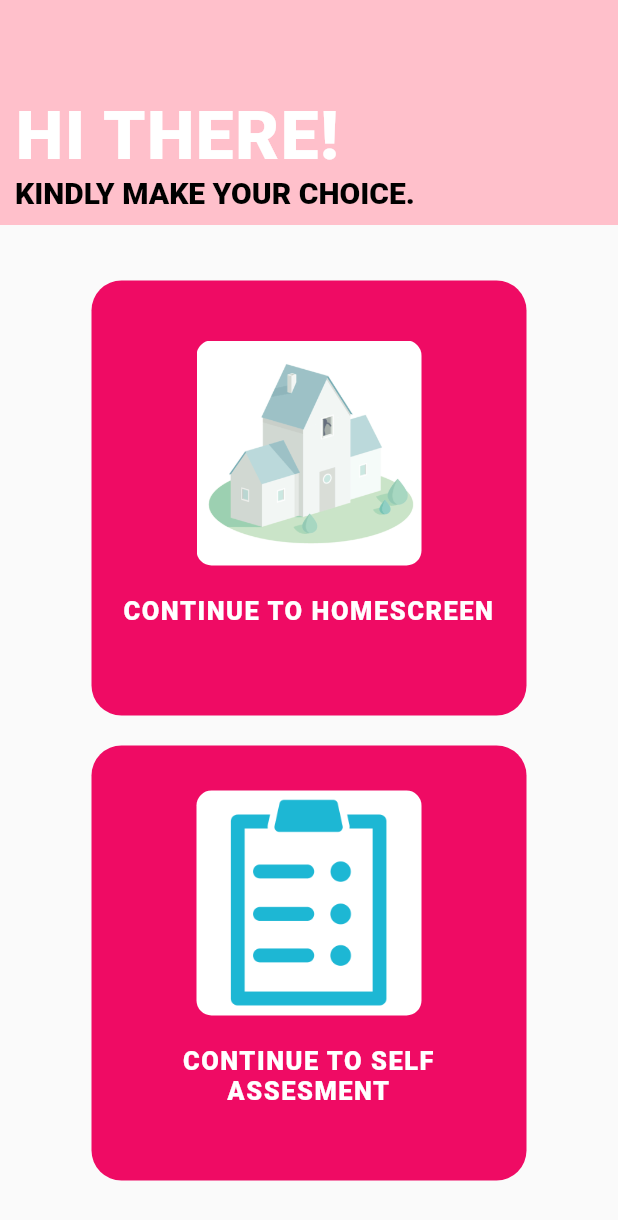
After one commit to Shanu1515/Codeloop-Adira, a Flutter app: the Choices screen opened directly, on a phone screen of 412 x 824 dp. The commit adds this screen. Shown: the top 1220 px of the screen. Run offline on Flutter 3.47's test engine with Material 2 defaults, Android fonts, the phone set to English and light mode, and no system bars; our stand-ins replace bubble, firebase_auth, hexcolor, page_transition; accounts and stored records are empty; project files that could hold a hidden picture were left out.

Commit message:
Major UI changes

```diff
--- /dev/null
+++ b/lib/Choices.dart
@@ -0,0 +1,147 @@
+import 'package:flutter/material.dart';
+import 'package:hackathon2/messages.dart';
+import 'package:page_transition/page_transition.dart';
+
+class Choices extends StatefulWidget {
+  @override
+  _ChoicesState createState() => _ChoicesState();
+}
+
+class _ChoicesState extends State<Choices> {
+  @override
+  Widget build(BuildContext context) {
+    return Scaffold(
+      body: Column(
+        children: [
+          Container(
+            width: 500,
+            height: 150,
+            color: Color(0xFFFFC0CB),
+            child: Column(
+              mainAxisAlignment: MainAxisAlignment.end,
+              crossAxisAlignment: CrossAxisAlignment.start,
+              children: [
+                Padding(
+                  padding: const EdgeInsets.fromLTRB(10, 0, 0, 10),
+                  child: Column(
+                    mainAxisAlignment: MainAxisAlignment.start,
+                    crossAxisAlignment: CrossAxisAlignment.start,
+                    children: [
+                      Text(
+                        "HI THERE!",
+                        style: TextStyle(
+                            color: Colors.white,
+                            fontSize: 45,
+                            fontWeight: FontWeight.w900,
+                            letterSpacing: 1),
+                      ),
+                      Text(
+                        "KINDLY MAKE YOUR CHOICE.",
+                        style: TextStyle(
+                            color: Colors.black,
+                            fontWeight: FontWeight.w900,
+                            fontSize: 20),
+                      ),
+                    ],
+                  ),
+                ),
+              ],
+            ),
+          ),
+          Expanded(
+            child: Column(
+              mainAxisAlignment: MainAxisAlignment.center,
+              crossAxisAlignment: CrossAxisAlignment.center,
+              children: [
+                Container(
+                  width: 290,
+                  height: 290,
+                  decoration: BoxDecoration(
+                      color: Color(0xFFEF0B64),
+                      borderRadius: BorderRadius.all(Radius.circular(20))),
+                  child: Column(
+                    mainAxisAlignment: MainAxisAlignment.center,
+                    crossAxisAlignment: CrossAxisAlignment.center,
+                    children: [
+                      Container(
+                        height: 150,
+                        width: 150,
+                        decoration: BoxDecoration(
+                          borderRadius: BorderRadius.all(Radius.circular(10)),
+                          image: DecorationImage(
+                            image: AssetImage("assets/home.gif"),
+                            fit: BoxFit.cover,
+                          ),
+                        ),
+                      ),
+                      Padding(
+                        padding: const EdgeInsets.all(20.0),
+                        child: Text(
+                          "CONTINUE TO HOMESCREEN",
+                          textAlign: TextAlign.center,
+                          style: TextStyle(
+                              color: Colors.white,
+                              letterSpacing: 1,
+                              fontSize: 17,
+                              fontWeight: FontWeight.w900),
+                        ),
+                      )
+                    ],
+                  ),
+                ),
+                SizedBox(
+                  height: 20,
+                ),
+                GestureDetector(
+                  onTap: () {
+                    Navigator.pushReplacement(
+                        context,
+                        PageTransition(
+                            type: PageTransitionType.fade, child: Message()));
+                  },
+                  child: Container(
+                    width: 290,
+                    height: 290,
+                    decoration: BoxDecoration(
+                        color: Color(0xFFEF0B64),
+                        borderRadius: BorderRadius.all(Radius.circular(20))),
+                    child: Column(
+                      mainAxisAlignment: MainAxisAlignment.center,
+                      crossAxisAlignment: CrossAxisAlignment.center,
+                      children: [
+                        Container(
+                          height: 150,
+                          width: 150,
+                          decoration: BoxDecoration(
+                            color: Colors.white,
+                            borderRadius: BorderRadius.all(Radius.circular(10)),
+                            image: DecorationImage(
+                              image: AssetImage("assets/self.gif"),
+                              fit: BoxFit.cover,
+                            ),
+                          ),
+                        ),
+                        Padding(
+                          padding: const EdgeInsets.all(20.0),
+                          child: Text(
+                            "CONTINUE TO SELF ASSESMENT",
+                            textAlign: TextAlign.center,
+                            style: TextStyle(
+                                color: Colors.white,
+                                letterSpacing: 1,
+                                fontSize: 17,
+                                fontWeight: FontWeight.w900),
+                          ),
+                        )
+                      ],
+                    ),
+                  ),
+                )
+              ],
+            ),
+          ),
+        ],
+      ),
+    );
+  }
+}
--- a/lib/Login and signup/SignIn.dart
+++ b/lib/Login and signup/SignIn.dart
@@ -1,5 +1,6 @@
 import 'package:firebase_auth/firebase_auth.dart';
 import 'package:flutter/material.dart';
+import 'package:hackathon2/Choices.dart';
 import 'package:hackathon2/messages.dart';
 
 class SignIn extends StatefulWidget {
@@ -211,7 +212,7 @@ class _SignInState extends State<SignIn> {
                                       Navigator.pushReplacement(
                                           context,
                                           MaterialPageRoute(
-                                              builder: (context) => Message()));
+                                              builder: (context) => Choices()));
                                     } else {
                                       print("not");
                                     }
--- a/lib/Login and signup/SignUp.dart
+++ b/lib/Login and signup/SignUp.dart
@@ -213,7 +213,7 @@ class _SignUpState extends State<SignUp> {
                                             : "Password is not same*";
                                       },
                                       obscureText: true,
-                                      style: TextStyle(color: Colors.white),
+                                      style: TextStyle(color: Colors.black),
                                       decoration: InputDecoration(
                                         hintText: "Confirm password",
                                         hintStyle:
@@ -296,7 +296,7 @@ class _SignUpState extends State<SignUp> {
                           crossAxisAlignment: CrossAxisAlignment.center,
                           children: <Widget>[
                             Text(
-                              "have an Account?",
+                              "Already have an Account?",
                               style: TextStyle(
                                   color: Colors.black,
                                   fontWeight: FontWeight.w400,
--- a/lib/main.dart
+++ b/lib/main.dart
@@ -1,13 +1,11 @@
 import 'package:bubble/bubble.dart';
 import 'package:flutter/material.dart';
-import 'package:flutter_dialogflow/dialogflow_v2.dart';
-import 'package:hackathon2/Login%20and%20signup/Login.dart';
-import 'package:hackathon2/messages.dart';
-import 'package:intl/intl.dart';
+
+import 'package:hackathon2/Login%20and%20signup/Authenticate.dart';
 
 void main() {
   runApp(MaterialApp(
     debugShowCheckedModeBanner: false,
-    home: Login(),
+    home: Authenticate(),
   ));
 }
--- a/pubspec.yaml
+++ b/pubspec.yaml
@@ -29,6 +29,7 @@ dependencies:
   # Use with the CupertinoIcons class for iOS style icons.
   cupertino_icons: ^0.1.3
   flutter_dialogflow: ^0.1.3
+  page_transition: ^1.1.6
   hexcolor: ^1.0.4
   firebase_auth: ^0.16.1
   google_sign_in: ^4.1.1
@@ -57,6 +58,8 @@ flutter:
      - assets/user.png
      - assets/bot.png
      - assets/1.jpg
+     - assets/home.gif
+     - assets/self.gif
      - assets/2.jpg
      - assets/3.jpg
      - assets/4.jpg
```
Also changed, not shown: assets/home.gif (added), assets/self.gif (added), pubspec.lock.
